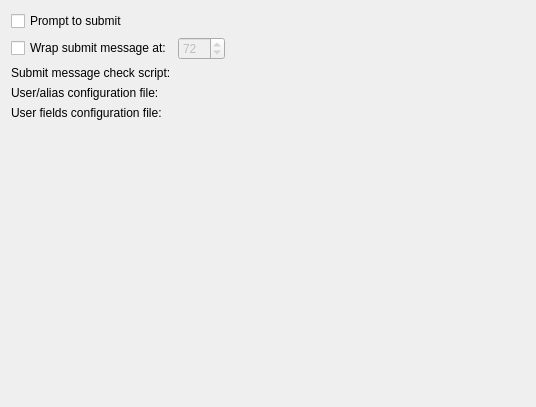
Before: the Qt Designer form src/plugins/vcsbase/vcsbasesettingspage.ui in qt-creator/qt-creator, drawn with Qt 5.
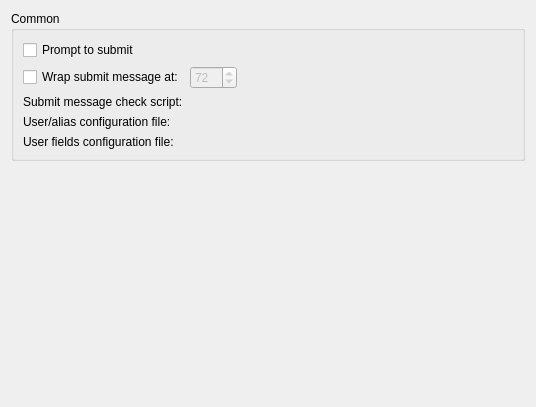
After: the same form once the commit is applied. Custom widgets are drawn as their Qt base class.

Commit message: Polishing Settings Ui: Putting VCS settings into a GroupBox

```diff
--- a/src/plugins/vcsbase/vcsbasesettingspage.ui
+++ b/src/plugins/vcsbase/vcsbasesettingspage.ui
@@ -12,6 +12,10 @@
   </property>
   <layout class="QVBoxLayout" name="verticalLayout_3">
    <item>
+    <widget class="QGroupBox" name="groupBox">
+     <property name="title">
+      <string>Common</string>
+     </property>
     <layout class="QHBoxLayout" name="horizontalLayout_2">
      <item>
       <layout class="QVBoxLayout" name="verticalLayout_2">
@@ -126,6 +130,7 @@
       </spacer>
      </item>
     </layout>
+    </widget>
    </item>
    <item>
     <spacer name="verticalSpacer">
```
Lines whose indentation alone changed are shown as unchanged. The commit also changes 3 other files.
